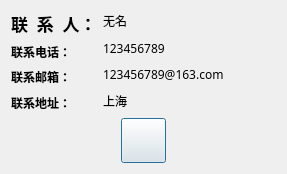
Above: com.wts/cloud/contact_us.ui from Gavin-Ls/work-tools before the change. Below: the same form after it.
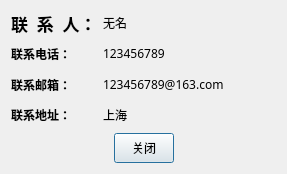
That is the form after the change. Icons and pictures are not drawn.

Diff of the .ui file:
```diff
--- a/com.wts/cloud/contact_us.ui
+++ b/com.wts/cloud/contact_us.ui
@@ -176,21 +176,31 @@
       <widget class="QPushButton" name="pushButton">
        <property name="minimumSize">
         <size>
-         <width>45</width>
-         <height>45</height>
+         <width>60</width>
+         <height>30</height>
         </size>
        </property>
        <property name="maximumSize">
         <size>
-         <width>45</width>
-         <height>45</height>
+         <width>60</width>
+         <height>30</height>
         </size>
        </property>
        <property name="styleSheet">
         <string notr="true">border-image: url(:/root/resources/image/close_3.svg);</string>
        </property>
        <property name="text">
-        <string/>
+        <string>关闭</string>
+       </property>
+       <property name="icon">
+        <iconset resource="resources.qrc">
+         <normaloff>:/close/resources/image/close_2.svg</normaloff>:/close/resources/image/close_2.svg</iconset>
+       </property>
+       <property name="iconSize">
+        <size>
+         <width>20</width>
+         <height>20</height>
+        </size>
        </property>
       </widget>
      </item>
```
Left out of the diff: 2 changed lines with no effect on the pictures.
